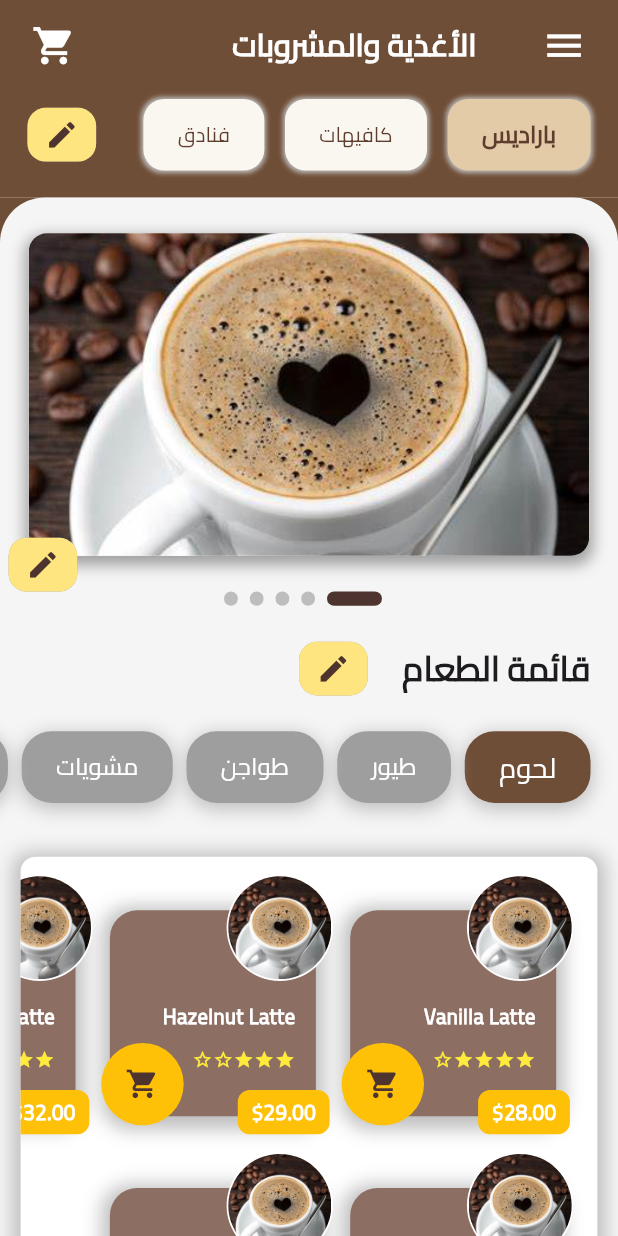
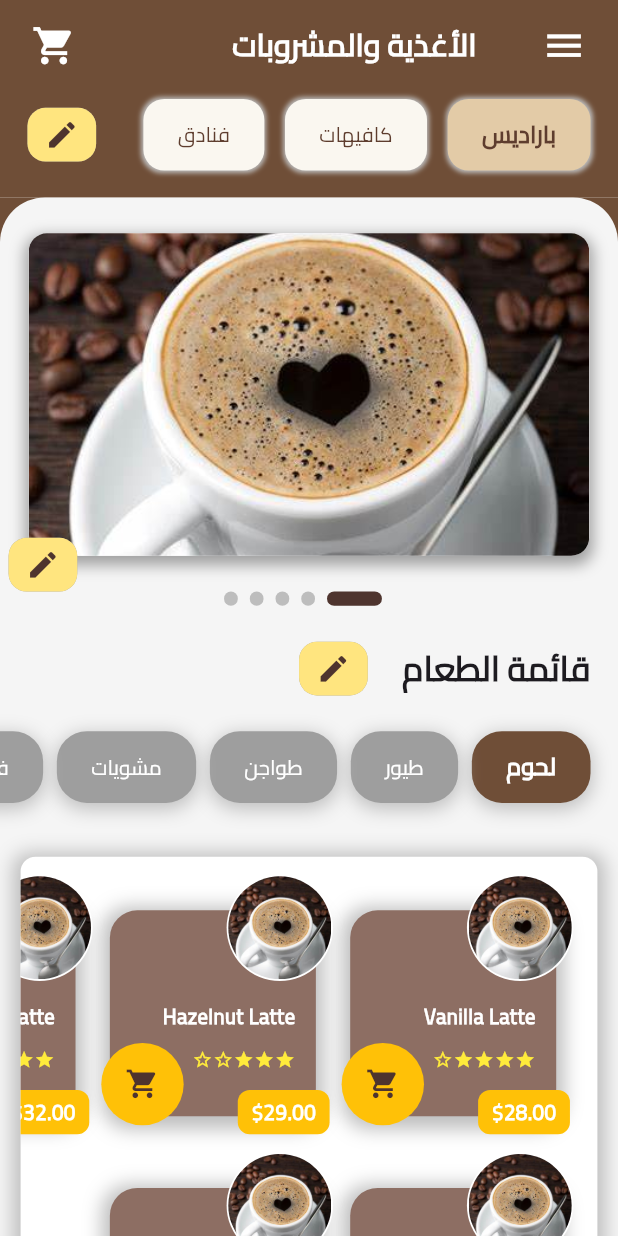
Before and after one commit to George-Samir88/infantry_house_app, a Flutter app: the HomeView screen opened directly, on a phone screen of 412 x 824 dp. Run offline on Flutter 3.47's test engine with Material 3 defaults, Android fonts, the phone set to English and light mode, and no system bars; drawn by our look-alikes of carousel_slider; our stand-ins replace animated_text_kit, bloc, dio, flutter_bloc, flutter_rating_bar, flutter_screenutil and 5 more; missing offline and left inert: flutter_paypal_payment; accounts and stored records are empty.

Commit message:
refactor 2

```diff
--- a/lib/views/widgets/general_template/custom_button_and_menu_template.dart
+++ b/lib/views/widgets/general_template/custom_button_and_menu_template.dart
@@ -111,9 +111,7 @@ class CustomButtonAndMenuTemplate extends StatelessWidget {
                                         left: GlobalData().isArabic ? 16.w : 0,
                                       )
                                       : null,
-                              padding: EdgeInsets.symmetric(
-                                horizontal: 20.w,
-                              ),
+                              padding: EdgeInsets.symmetric(horizontal: 20.w),
                               decoration: BoxDecoration(
                                 boxShadow: [
                                   BoxShadow(
@@ -140,9 +138,11 @@ class CustomButtonAndMenuTemplate extends StatelessWidget {
                                   newButtonTitlesList[index]!,
                                   style: TextStyle(
                                     color: Colors.white,
-                                    fontSize: isSelected ? 16.sp : 14.sp,
+                                    fontSize: isSelected ? 14.sp : 12.sp,
                                     fontWeight:
-                                        isSelected ? FontWeight.w500 : null,
+                                        isSelected
+                                            ? FontWeight.w600
+                                            : FontWeight.w500,
                                   ),
                                 ),
                               ),
--- a/lib/views/widgets/general_template/custom_horizontal_list_department_template.dart
+++ b/lib/views/widgets/general_template/custom_horizontal_list_department_template.dart
@@ -23,7 +23,7 @@ class CustomHorizontalListDepartmentsTemplate extends StatelessWidget {
             left: GlobalData().isTabletLayout ? 12.w : 16.w,
             right: GlobalData().isTabletLayout ? 12.w : 16.w,
           ),
-          height: GlobalData().isTabletLayout ? 40.h : 40.h,
+          height: 40.h,
           // Adjust height as needed
           child: Row(
             children: [
@@ -78,12 +78,7 @@ class CustomHorizontalListDepartmentsTemplate extends StatelessWidget {
                                         style: TextStyle(
                                           color: const Color(0xff5E3D2E),
                                           fontSize:
-                                              GlobalData().isTabletLayout
-                                                  ? (cubit.selectedButtonCategoryIndex ==
-                                                          index
-                                                      ? 12.sp
-                                                      : 10.sp)
-                                                  : cubit.selectedButtonCategoryIndex ==
+                                              cubit.selectedButtonCategoryIndex ==
                                                       index
                                                   ? 14.sp
                                                   : 12.sp,
@@ -103,7 +98,7 @@ class CustomHorizontalListDepartmentsTemplate extends StatelessWidget {
                         },
                         separatorBuilder: (BuildContext context, int index) {
                           return SizedBox(
-                            width: GlobalData().isTabletLayout ? 8.w : 12.w,
+                            width: 12.w,
                           );
                         },
                       ),
@@ -112,10 +107,7 @@ class CustomHorizontalListDepartmentsTemplate extends StatelessWidget {
                   : Center(
                     child: Text(
                       S.of(context).LaYogdAksam,
-                      style: TextStyle(
-                        color: Colors.white,
-                        fontSize: GlobalData().isTabletLayout ? 16.sp : 20.sp,
-                      ),
+                      style: TextStyle(color: Colors.white, fontSize: 20.sp),
                     ),
                   ),
               SizedBox(width: 12.w),
```
